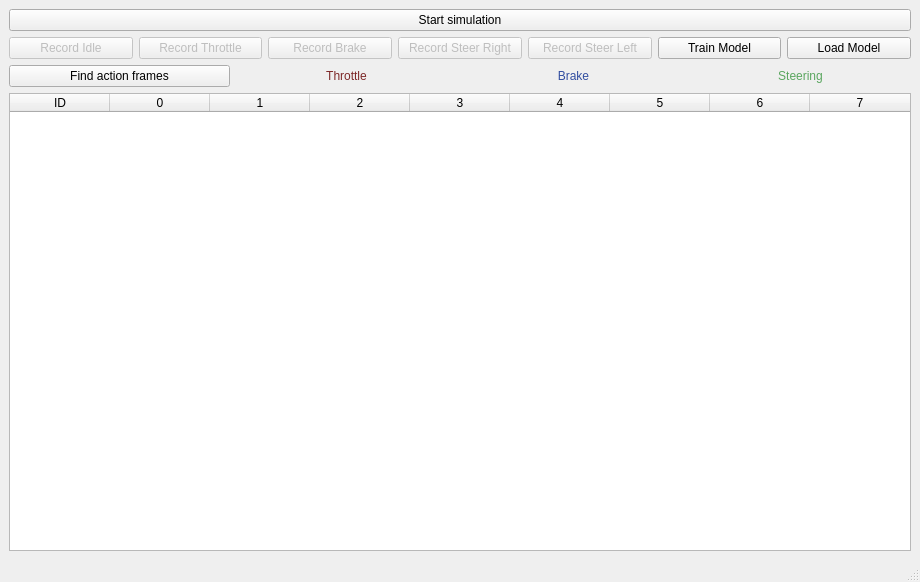
Above: xml/primaryWindow.ui from oramadn/CAN_Simulator before the change. Below: the same form after it.
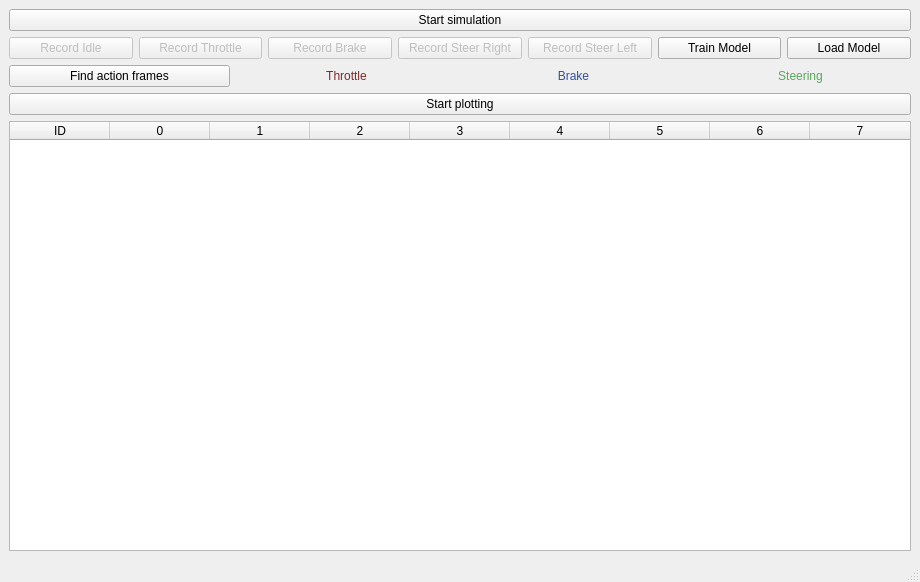
That is the form after the change.

```diff
--- a/xml/primaryWindow.ui
+++ b/xml/primaryWindow.ui
@@ -153,6 +153,17 @@
       </item>
      </layout>
     </item>
+    <item>
+     <layout class="QHBoxLayout" name="horizontalLayout_5">
+      <item>
+       <widget class="QPushButton" name="plotButton">
+        <property name="text">
+         <string>Start plotting</string>
+        </property>
+       </widget>
+      </item>
+     </layout>
+    </item>
     <item>
      <layout class="QHBoxLayout" name="horizontalLayout_2">
       <item>
```
